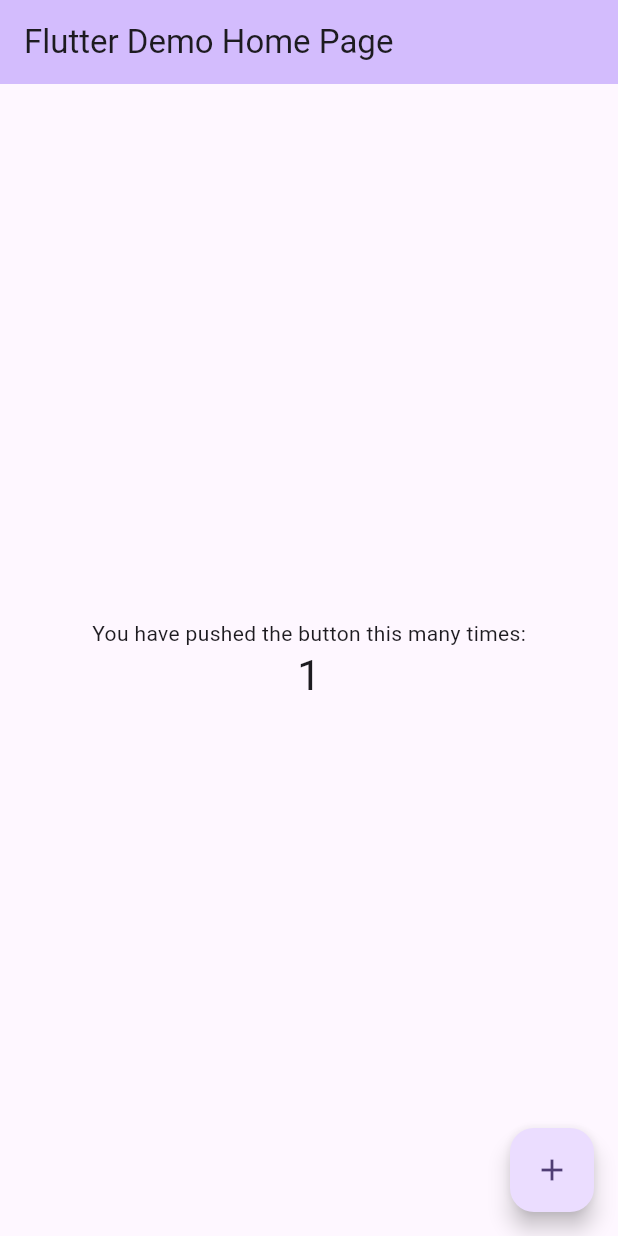
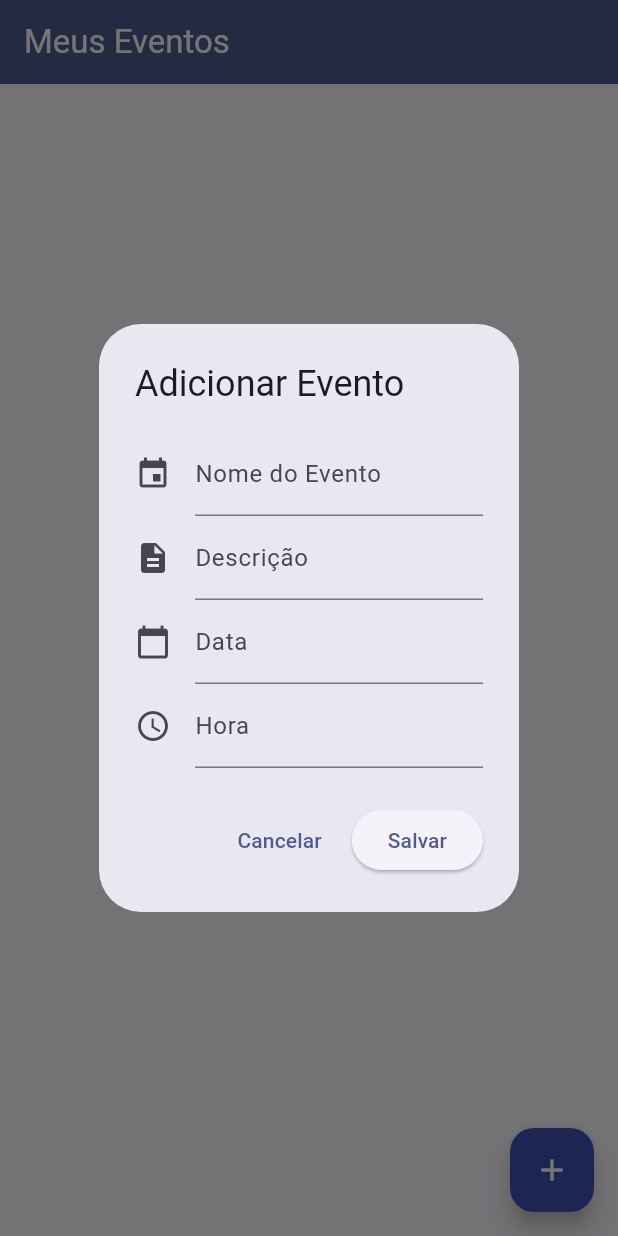
Before and after one commit to joycesilvaaa/fatec-mobile-device-programming, a Flutter app: the screen it shows after launch, after a tap on the "add" icon, on a phone screen of 412 x 824 dp. Run offline on Flutter 3.47's test engine with Material 3 defaults, Android fonts, the phone set to English and light mode, and no system bars.

Commit message:
fix: finalized CRUD implementation for events and added new dependencies.

```diff
--- /dev/null
+++ b/event_registration_app/lib/controller/event_controller.dart
@@ -0,0 +1,22 @@
+import 'package:event_registration_app/repositories/event_repository.dart';
+import 'package:event_registration_app/models/event_item.dart';
+class EventController {
+  final EventRepository _eventRepository = EventRepository();
+
+  Future<List<EventRegistrationItem>> fetchAllEvents() async {
+    return await _eventRepository.getAllEvents();
+  }
+
+  Future<void> addEvent(EventRegistrationItem event) async {
+    await _eventRepository.saveEvent(event);
+  }
+
+  Future<void> updateEvent(int id, String newName, String newDescription, String newDate, String newTime) async {
+    await _eventRepository.updateEvent(id, newName, newDescription, newDate, newTime);
+  }
+
+  Future<void> removeEvent(int id) async {
+    await _eventRepository.removeEvent(id);
+  }
+
+}
--- a/event_registration_app/lib/main.dart
+++ b/event_registration_app/lib/main.dart
@@ -1,4 +1,8 @@
 import 'package:flutter/material.dart';
+import 'package:flutter_localizations/flutter_localizations.dart';
+import 'ui/screens/event_screen.dart'; // 1. Importe sua tela de eventos
+
+
 
 void main() {
   runApp(const MyApp());
@@ -7,116 +11,37 @@ void main() {
 class MyApp extends StatelessWidget {
   const MyApp({super.key});
 
-  // This widget is the root of your application.
   @override
   Widget build(BuildContext context) {
     return MaterialApp(
-      title: 'Flutter Demo',
+      title: 'Registro de Eventos',
+      debugShowCheckedModeBanner: false, // Opcional: remove o banner de "Debug"
+
+      // 2. Configura o app para usar o idioma português
+      localizationsDelegates: const [
+        GlobalMaterialLocalizations.delegate,
+        GlobalWidgetsLocalizations.delegate,
+        GlobalCupertinoLocalizations.delegate,
+      ],
+      supportedLocales: const [
+        Locale('pt', 'BR'),
+      ],
+
       theme: ThemeData(
-        // This is the theme of your application.
-        //
-        // TRY THIS: Try running your application with "flutter run". You'll see
-        // the application has a purple toolbar. Then, without quitting the app,
-        // try changing the seedColor in the colorScheme below to Colors.green
-        // and then invoke "hot reload" (save your changes or press the "hot
-        // reload" button in a Flutter-supported IDE, or press "r" if you used
-        // the command line to start the app).
-        //
-        // Notice that the counter didn't reset back to zero; the application
-        // state is not lost during the reload. To reset the state, use hot
-        // restart instead.
-        //
-        // This works for code too, not just values: Most code changes can be
-        // tested with just a hot reload.
-        colorScheme: ColorScheme.fromSeed(seedColor: Colors.deepPurple),
+        colorScheme: ColorScheme.fromSeed(seedColor: Colors.indigo),
+        useMaterial3: true,
+        appBarTheme: const AppBarTheme(
+          backgroundColor: Colors.indigo,
+          foregroundColor: Colors.white,
+        ),
+        floatingActionButtonTheme: const FloatingActionButtonThemeData(
+          backgroundColor: Colors.indigo,
+          foregroundColor: Colors.white,
+        ),
       ),
-      home: const MyHomePage(title: 'Flutter Demo Home Page'),
+
+      // 3. Define a EventScreen como a tela inicial
+      home: const EventScreen(),
     );
   }
 }
-
-class MyHomePage extends StatefulWidget {
-  const MyHomePage({super.key, required this.title});
-
-  // This widget is the home page of your application. It is stateful, meaning
-  // that it has a State object (defined below) that contains fields that affect
-  // how it looks.
-
-  // This class is the configuration for the state. It holds the values (in this
-  // case the title) provided by the parent (in this case the App widget) and
-  // used by the build method of the State. Fields in a Widget subclass are
-  // always marked "final".
-
-  final String title;
-
-  @override
-  State<MyHomePage> createState() => _MyHomePageState();
-}
-
-class _MyHomePageState extends State<MyHomePage> {
-  int _counter = 0;
-
-  void _incrementCounter() {
-    setState(() {
-      // This call to setState tells the Flutter framework that something has
-      // changed in this State, which causes it to rerun the build method below
-      // so that the display can reflect the updated values. If we changed
-      // _counter without calling setState(), then the build method would not be
-      // called again, and so nothing would appear to happen.
-      _counter++;
-    });
-  }
-
-  @override
-  Widget build(BuildContext context) {
-    // This method is rerun every time setState is called, for instance as done
-    // by the _incrementCounter method above.
-    //
-    // The Flutter framework has been optimized to make rerunning build methods
-    // fast, so that you can just rebuild anything that needs updating rather
-    // than having to individually change instances of widgets.
-    return Scaffold(
-      appBar: AppBar(
-        // TRY THIS: Try changing the color here to a specific color (to
-        // Colors.amber, perhaps?) and trigger a hot reload to see the AppBar
-        // change color while the other colors stay the same.
-        backgroundColor: Theme.of(context).colorScheme.inversePrimary,
-        // Here we take the value from the MyHomePage object that was created by
-        // the App.build method, and use it to set our appbar title.
-        title: Text(widget.title),
-      ),
-      body: Center(
-        // Center is a layout widget. It takes a single child and positions it
-        // in the middle of the parent.
-        child: Column(
-          // Column is also a layout widget. It takes a list of children and
-          // arranges them vertically. By default, it sizes itself to fit its
-          // children horizontally, and tries to be as tall as its parent.
-          //
-          // Column has various properties to control how it sizes itself and
-          // how it positions its children. Here we use mainAxisAlignment to
-          // center the children vertically; the main axis here is the vertical
-          // axis because Columns are vertical (the cross axis would be
-          // horizontal).
-          //
-          // TRY THIS: Invoke "debug painting" (choose the "Toggle Debug Paint"
-          // action in the IDE, or press "p" in the console), to see the
-          // wireframe for each widget.
-          mainAxisAlignment: MainAxisAlignment.center,
-          children: <Widget>[
-            const Text('You have pushed the button this many times:'),
-            Text(
-              '$_counter',
-              style: Theme.of(context).textTheme.headlineMedium,
-            ),
-          ],
-        ),
-      ),
-      floatingActionButton: FloatingActionButton(
-        onPressed: _incrementCounter,
-        tooltip: 'Increment',
-        child: const Icon(Icons.add),
-      ), // This trailing comma makes auto-formatting nicer for build methods.
-    );
-  }
-}
--- a/event_registration_app/lib/models/event_item.dart
+++ b/event_registration_app/lib/models/event_item.dart
@@ -45,13 +45,14 @@ class EventRegistrationItem {
     };
   }
   EventRegistrationItem copyWith({
+    int? id,
     String? date,
     String? time,
     String? eventName,
     String? eventDescription,
   }) {
     return EventRegistrationItem._withExistingId(
-      id: this.id,
+      id: id ?? this.id,
       date: date ?? this.date,
       time: time ?? this.time,
       eventName: eventName ?? this.eventName,
--- /dev/null
+++ b/event_registration_app/lib/ui/screens/event_screen.dart
@@ -0,0 +1,247 @@
+import 'package:flutter/material.dart';
+import '../../controller/event_controller.dart';
+import '../../models/event_item.dart';
+import 'package:intl/intl.dart';
+
+class EventScreen extends StatefulWidget {
+  const EventScreen({super.key});
+
+  @override
+  State<EventScreen> createState() => _EventScreenState();
+}
+
+class _EventScreenState extends State<EventScreen> {
+  final EventController _controller = EventController();
+  late Future<List<EventRegistrationItem>> _eventsFuture;
+
+  @override
+  void initState() {
+    super.initState();
+    _refreshEventList();
+  }
+
+  // Recarrega a lista de eventos do repositório
+  void _refreshEventList() {
+    setState(() {
+      _eventsFuture = _controller.fetchAllEvents();
+    });
+  }
+
+  // Exibe o diálogo para adicionar ou editar um evento
+  void _showEventDialog({EventRegistrationItem? event}) {
+    final _formKey = GlobalKey<FormState>();
+    final bool isEditing = event != null;
+
+    // Controladores para os campos de texto
+    final _nameController = TextEditingController(text: event?.eventName ?? '');
+    final _descriptionController = TextEditingController(text: event?.eventDescription ?? '');
+    final _dateController = TextEditingController(text: event?.date ?? '');
+    final _timeController = TextEditingController(text: event?.time ?? '');
+
+    showDialog(
+      context: context,
+      builder: (context) {
+        return AlertDialog(
+          title: Text(isEditing ? 'Editar Evento' : 'Adicionar Evento'),
+          content: SingleChildScrollView(
+            child: Form(
+              key: _formKey,
+              child: Column(
+                mainAxisSize: MainAxisSize.min,
+                children: [
+                  TextFormField(
+                    controller: _nameController,
+                    decoration: const InputDecoration(
+                      labelText: 'Nome do Evento',
+                      icon: Icon(Icons.event),
+                    ),
+                    validator: (value) => (value?.isEmpty ?? true) ? 'Campo obrigatório' : null,
+                  ),
+                  TextFormField(
+                    controller: _descriptionController,
+                    decoration: const InputDecoration(
+                      labelText: 'Descrição',
+                      icon: Icon(Icons.description),
+                    ),
+                    validator: (value) => (value?.isEmpty ?? true) ? 'Campo obrigatório' : null,
+                  ),
+                  TextFormField(
+                    controller: _dateController,
+                    decoration: const InputDecoration(
+                      labelText: 'Data',
+                      icon: Icon(Icons.calendar_today),
+                    ),
+                    readOnly: true,
+                    onTap: () async {
+                      DateTime? pickedDate = await showDatePicker(
+                        context: context,
+                        initialDate: DateTime.now(),
+                        firstDate: DateTime(2000),
+                        lastDate: DateTime(2101),
+                      );
+                      if (pickedDate != null) {
+                        _dateController.text = DateFormat('dd/MM/yyyy').format(pickedDate);
+                      }
+                    },
+                    validator: (value) => (value?.isEmpty ?? true) ? 'Campo obrigatório' : null,
+                  ),
+                  TextFormField(
+                    controller: _timeController,
+                    decoration: const InputDecoration(
+                      labelText: 'Hora',
+                      icon: Icon(Icons.access_time),
+                    ),
+                    readOnly: true,
+                    onTap: () async {
+                      TimeOfDay? pickedTime = await showTimePicker(
+                        context: context,
+                        initialTime: TimeOfDay.now(),
+                      );
+                      if (pickedTime != null) {
+                        _timeController.text = pickedTime.format(context);
+                      }
+                    },
+                    validator: (value) => (value?.isEmpty ?? true) ? 'Campo obrigatório' : null,
+                  ),
+                ],
+              ),
+            ),
+          ),
+          actions: [
+            TextButton(
+              onPressed: () => Navigator.of(context).pop(),
+              child: const Text('Cancelar'),
+            ),
+            ElevatedButton(
+              onPressed: () {
+                if (_formKey.currentState!.validate()) {
+                  if (isEditing) {
+                    // Lógica de atualização
+                    final updatedEvent = event.copyWith(
+                      eventName: _nameController.text,
+                      eventDescription: _descriptionController.text,
+                      date: _dateController.text,
+                      time: _timeController.text,
+                    );
+                    _controller.updateEvent(event.id, updatedEvent.eventName, updatedEvent.eventDescription, updatedEvent.date, updatedEvent.time).then((_) => _refreshEventList());
+                  } else {
+                    // Lógica de adição
+                    final newEvent = EventRegistrationItem(
+                      eventName: _nameController.text,
+                      eventDescription: _descriptionController.text,
+                      date: _dateController.text,
+                      time: _timeController.text,
+                    );
+                    _controller.addEvent(newEvent).then((_) => _refreshEventList());
+                  }
+                  Navigator.of(context).pop();
+                }
+              },
+              child: const Text('Salvar'),
+            ),
+          ],
+        );
+      },
+    );
+  }
+
+  // Exibe confirmação antes de deletar
+  void _showDeleteConfirmation(int id) {
+    showDialog(
+      context: context,
+      builder: (context) => AlertDialog(
+        title: const Text('Confirmar Exclusão'),
+        content: const Text('Você tem certeza que deseja excluir este evento?'),
+        actions: [
+          TextButton(
+            onPressed: () => Navigator.of(context).pop(),
+            child: const Text('Cancelar'),
+          ),
+          TextButton(
+            style: TextButton.styleFrom(foregroundColor: Colors.red),
+            onPressed: () {
+              _controller.removeEvent(id).then((_) => _refreshEventList());
+              Navigator.of(context).pop();
+            },
+            child: const Text('Excluir'),
+          ),
+        ],
+      ),
+    );
+  }
+
+  @override
+  Widget build(BuildContext context) {
+    return Scaffold(
+      appBar: AppBar(
+        title: const Text('Meus Eventos'),
+        backgroundColor: Theme.of(context).primaryColor,
+        foregroundColor: Theme.of(context).colorScheme.onPrimary,
+      ),
+      body: FutureBuilder<List<EventRegistrationItem>>(
+        future: _eventsFuture,
+        builder: (context, snapshot) {
+          if (snapshot.connectionState == ConnectionState.waiting) {
+            return const Center(child: CircularProgressIndicator());
+          }
+          if (snapshot.hasError) {
+            return Center(child: Text('Erro ao carregar eventos: ${snapshot.error}'));
+          }
+          if (!snapshot.hasData || snapshot.data!.isEmpty) {
+            return const Center(
+              child: Text(
+                'Nenhum evento cadastrado.\nClique no botão "+" para adicionar.',
+                textAlign: TextAlign.center,
+                style: TextStyle(fontSize: 16, color: Colors.grey),
+              ),
+            );
+          }
+
+          final events = snapshot.data!;
+          return ListView.builder(
+            padding: const EdgeInsets.all(8.0),
+            itemCount: events.length,
+            itemBuilder: (context, index) {
+              final event = events[index];
+              return Card(
+                elevation: 3,
+                margin: const EdgeInsets.symmetric(vertical: 8.0),
+                child: ListTile(
+                  leading: CircleAvatar(
+                    backgroundColor: Theme.of(context).primaryColorLight,
+                    child: Text(
+                      event.eventName.isNotEmpty ? event.eventName[0].toUpperCase() : '?',
+                      style: TextStyle(color: Theme.of(context).primaryColorDark),
+                    ),
+                  ),
+                  title: Text(event.eventName, style: const TextStyle(fontWeight: FontWeight.bold)),
+                  subtitle: Text('${event.date} às ${event.time}\n${event.eventDescription}'),
+                  trailing: Row(
+                    mainAxisSize: MainAxisSize.min,
+                    children: [
+                      IconButton(
+                        icon: const Icon(Icons.edit, color: Colors.blueAccent),
+                        onPressed: () => _showEventDialog(event: event),
+                        tooltip: 'Editar',
+                      ),
+                      IconButton(
+                        icon: const Icon(Icons.delete, color: Colors.redAccent),
+                        onPressed: () => _showDeleteConfirmation(event.id),
+                        tooltip: 'Excluir',
+                      ),
+                    ],
+                  ),
+                ),
+              );
+            },
+          );
+        },
+      ),
+      floatingActionButton: FloatingActionButton(
+        onPressed: () => _showEventDialog(),
+        tooltip: 'Adicionar Evento',
+        child: const Icon(Icons.add),
+      ),
+    );
+  }
+}
--- a/event_registration_app/pubspec.yaml
+++ b/event_registration_app/pubspec.yaml
@@ -10,8 +10,11 @@ environment:
 dependencies:
   flutter:
     sdk: flutter
+  flutter_localizations:
+    sdk: flutter
   cupertino_icons: ^1.0.8
   path_provider: ^2.0.0
+  intl: ^0.20.2 # <-- ADICIONE ESTA LINHA
 
 dev_dependencies:
   flutter_test:
```
Also changed, not shown: event_registration_app/lib/repositories/event_repository.dart (+33 -1 lines), event_registration_app/pubspec.lock.
